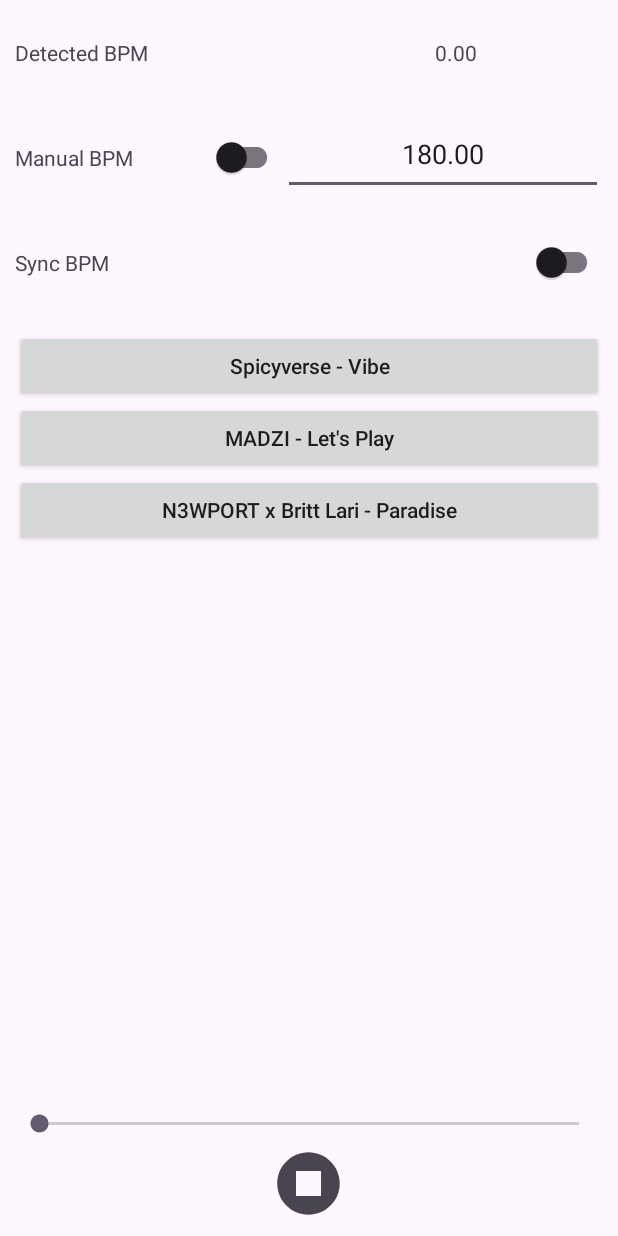
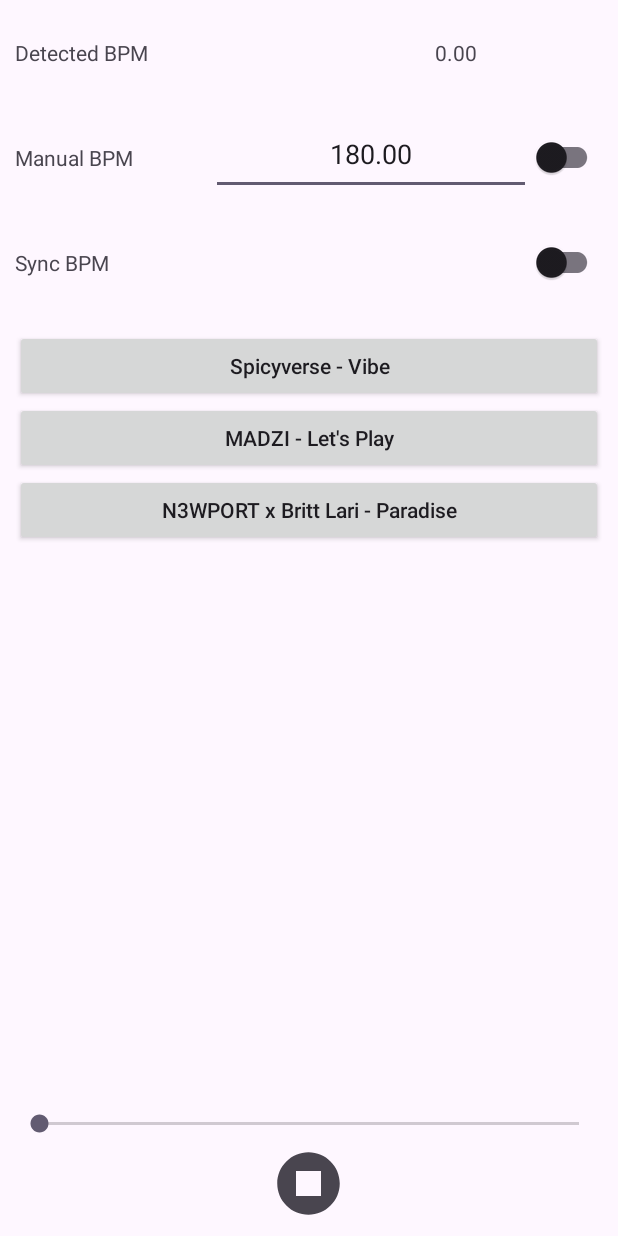
Before and after one commit to YuichiKondo/sync-player, an Android app: the screen it shows after launch (MainActivity), on a phone screen of 412 x 824 dp. Run offline under Robolectric (Android 15) with nearby library versions, the phone set to English and light mode, and no system bars.

Commit message:
Change layout

```diff
--- a/app/src/main/res/layout/activity_main.xml
+++ b/app/src/main/res/layout/activity_main.xml
@@ -48,12 +48,6 @@
                 android:gravity="center_vertical"
                 android:text="@string/manual_bpm" />
 
-            <androidx.appcompat.widget.SwitchCompat
-                android:id="@+id/switch_manual_bpm"
-                android:layout_width="wrap_content"
-                android:layout_height="match_parent"
-                android:checked="false"
-                android:contentDescription="@string/manual_bpm" />
 
             <EditText
                 android:id="@+id/edit_text_number_manual_bpm"
@@ -65,6 +59,13 @@
                 android:inputType="numberDecimal"
                 android:text="@string/default_manual_bpm"
                 tools:ignore="LabelFor" />
+
+            <androidx.appcompat.widget.SwitchCompat
+                android:id="@+id/switch_manual_bpm"
+                android:layout_width="wrap_content"
+                android:layout_height="match_parent"
+                android:checked="false"
+                android:contentDescription="@string/manual_bpm" />
 
         </LinearLayout>
 
@@ -94,8 +95,8 @@
         <ScrollView
             android:layout_width="match_parent"
             android:layout_height="0dp"
+            android:layout_margin="10dp"
             android:layout_weight="1"
-            android:layout_margin="10dp"
             android:contentDescription="@string/play_list">
 
             <LinearLayout
@@ -121,6 +122,7 @@
                     android:layout_width="0dp"
                     android:layout_height="wrap_content"
                     android:layout_weight="1"
+                    android:layout_gravity="center"
                     android:gravity="center" />
 
                 <TextView
@@ -128,6 +130,7 @@
                     android:layout_width="0dp"
                     android:layout_height="wrap_content"
                     android:layout_weight="1"
+                    android:layout_gravity="center"
                     android:gravity="center" />
             </LinearLayout>
 
```
